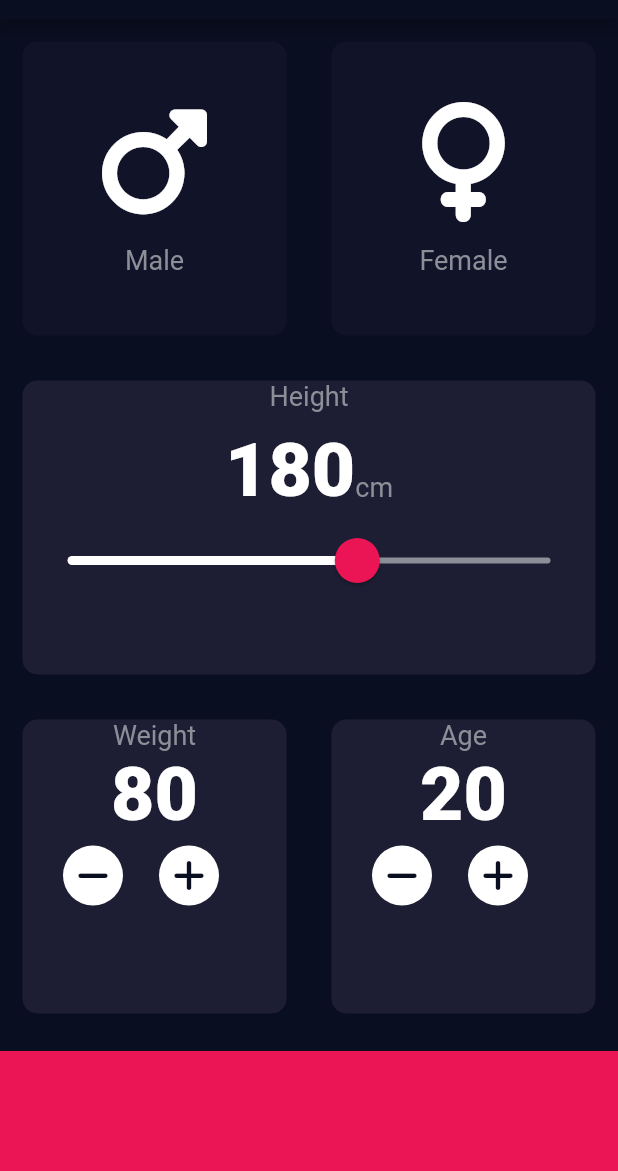
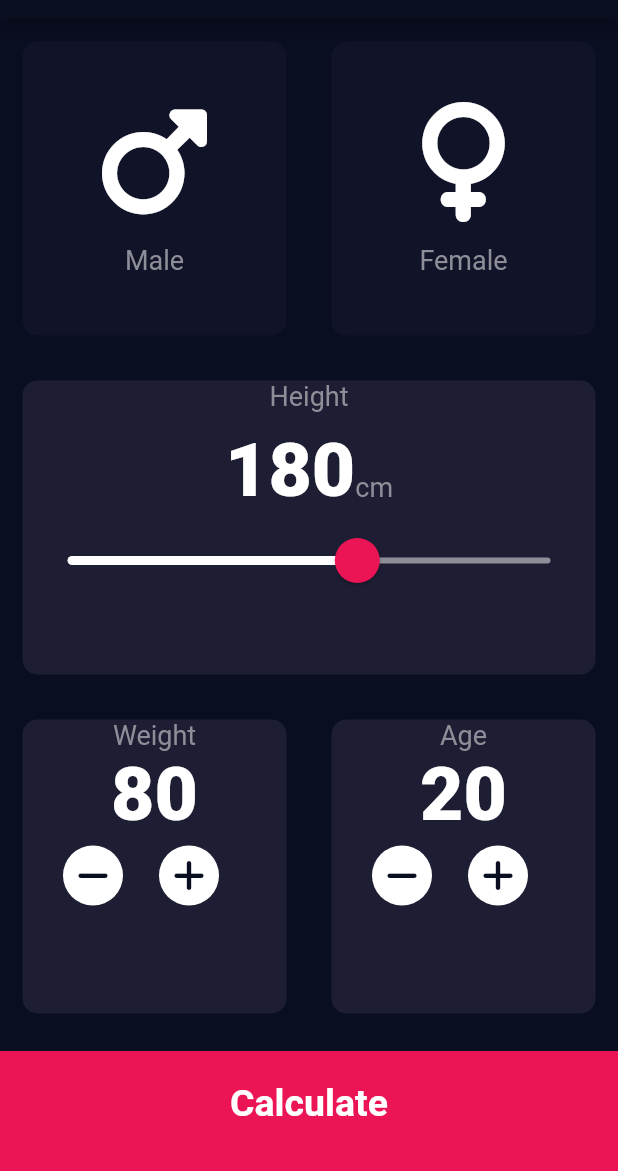
Before and after one commit to TheOldMan03/BMI-Calculator, a Flutter app: the screen it shows after launch, on a phone screen of 412 x 824 dp, the part 65-1236 px from its top. Run offline on Flutter 3.47's test engine with Material 2 defaults, Android fonts, the phone set to English and light mode, and no system bars; our stand-ins replace font_awesome_flutter.

Commit message:
Refactoring Pink Button

```diff
--- a/lib/input.dart
+++ b/lib/input.dart
@@ -295,11 +295,19 @@ class _InputPageState extends State<InputPage> {
               ),
               ),
 
-              Container(
-                color:const Color(0xFFEB1555),
-                margin:const EdgeInsets.only(top:10.0),
-                width:double.infinity,
-                height: 80.0,
+              GestureDetector(
+                onTap: (){
+                  setState(() {
+                  });
+                },
+                child: Container(
+                  color:const Color(0xFFEB1555),
+                  margin:const EdgeInsets.only(top:10.0),
+                  padding: const EdgeInsets.only(top: 20.0),
+                  width:double.infinity,
+                  height: 80.0,
+                  child: const Text("Calculate",textAlign: TextAlign.center,style: TextStyle(fontSize: 25.0,fontWeight: FontWeight.bold)),
+                ),
               )
             ]));
   }
```
